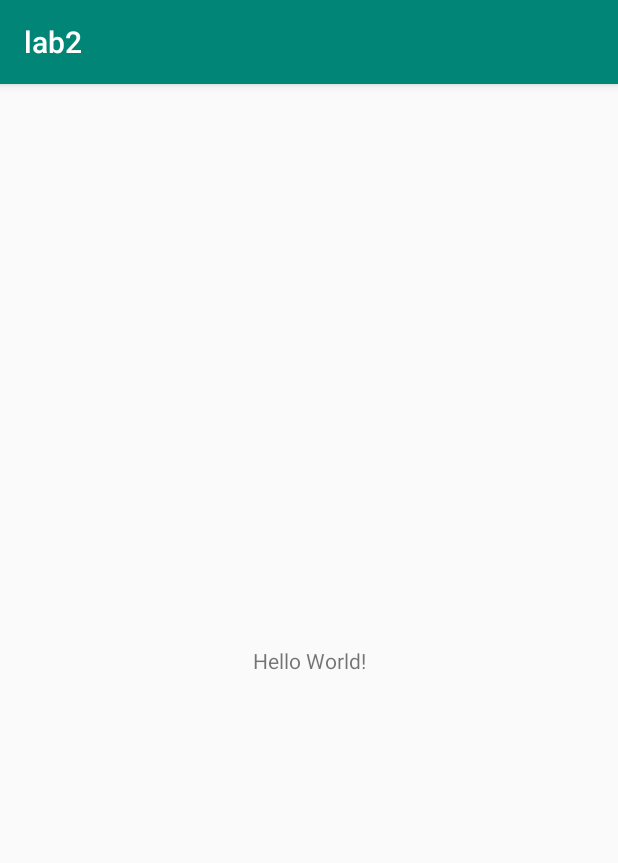
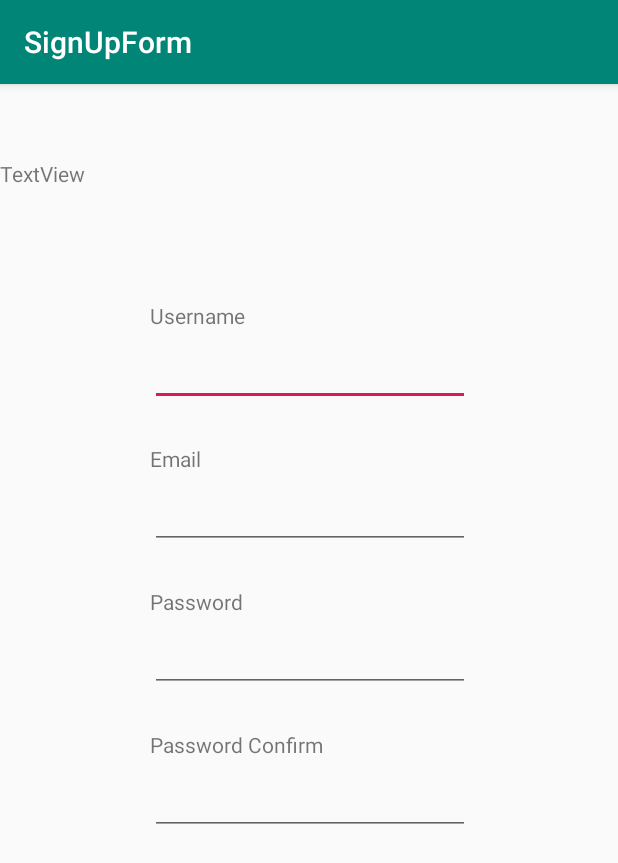
Before and after one commit to tsuo/MobDev3515-001, an Android app: the screen it shows after launch (MainActivity before the commit, FormActivity after it), on a phone screen of 412 x 824 dp. Shown: the top 863 px of the screen. Run offline under Robolectric (Android 15) with nearby library versions, the phone set to English and light mode, and no system bars.

Commit message:
added backbone activity layout with all the text boxes and text views

```diff
--- a/lab2/app/build.gradle
+++ b/lab2/app/build.gradle
@@ -4,8 +4,8 @@ android {
     compileSdkVersion 29
     buildToolsVersion "29.0.2"
     defaultConfig {
-        applicationId "edu.temple.lab2"
-        minSdkVersion 28
+        applicationId "edu.temple.signupform"
+        minSdkVersion 29
         targetSdkVersion 29
         versionCode 1
         versionName "1.0"
--- a/lab2/app/src/main/AndroidManifest.xml
+++ b/lab2/app/src/main/AndroidManifest.xml
@@ -1,6 +1,6 @@
 <?xml version="1.0" encoding="utf-8"?>
 <manifest xmlns:android="http://schemas.android.com/apk/res/android"
-    package="edu.temple.lab2" >
+    package="edu.temple.signupform">
 
     <application
         android:allowBackup="true"
@@ -8,8 +8,8 @@
         android:label="@string/app_name"
         android:roundIcon="@mipmap/ic_launcher_round"
         android:supportsRtl="true"
-        android:theme="@style/AppTheme" >
-        <activity android:name=".MainActivity" >
+        android:theme="@style/AppTheme">
+        <activity android:name=".FormActivity">
             <intent-filter>
                 <action android:name="android.intent.action.MAIN" />
 
--- a/lab2/app/src/main/java/edu/temple/lab2/MainActivity.java
+++ b/lab2/app/src/main/java/edu/temple/signupform/FormActivity.java
@@ -1,9 +1,10 @@
-package edu.temple.lab2;
+package edu.temple.signupform;
 
 import androidx.appcompat.app.AppCompatActivity;
+
 import android.os.Bundle;
 
-public class MainActivity extends AppCompatActivity {
+public class FormActivity extends AppCompatActivity {
 
     @Override
     protected void onCreate(Bundle savedInstanceState) {
--- a/lab2/app/src/main/res/layout/activity_main.xml
+++ b/lab2/app/src/main/res/layout/activity_main.xml
@@ -1,19 +1,102 @@
 <?xml version="1.0" encoding="utf-8"?>
-<androidx.constraintlayout.widget.ConstraintLayout
-    xmlns:android="http://schemas.android.com/apk/res/android"
+<androidx.constraintlayout.widget.ConstraintLayout xmlns:android="http://schemas.android.com/apk/res/android"
+    xmlns:app="http://schemas.android.com/apk/res-auto"
     xmlns:tools="http://schemas.android.com/tools"
-    xmlns:app="http://schemas.android.com/apk/res-auto"
     android:layout_width="match_parent"
     android:layout_height="match_parent"
-    tools:context=".MainActivity">
+    tools:context=".FormActivity">
+
+    <EditText
+        android:id="@+id/usernameField"
+        android:layout_width="wrap_content"
+        android:layout_height="wrap_content"
+        android:layout_marginStart="100dp"
+        android:layout_marginTop="100dp"
+        android:ems="10"
+        android:inputType="textPersonName"
+        app:layout_constraintStart_toStartOf="parent"
+        app:layout_constraintTop_toBottomOf="@+id/textView5" />
+
+    <EditText
+        android:id="@+id/emailField"
+        android:layout_width="wrap_content"
+        android:layout_height="wrap_content"
+        android:layout_marginStart="100dp"
+        android:layout_marginTop="50dp"
+        android:ems="10"
+        android:inputType="textEmailAddress"
+        app:layout_constraintStart_toStartOf="parent"
+        app:layout_constraintTop_toBottomOf="@+id/usernameField" />
+
+    <EditText
+        android:id="@+id/passwordField"
+        android:layout_width="wrap_content"
+        android:layout_height="wrap_content"
+        android:layout_marginStart="100dp"
+        android:layout_marginTop="50dp"
+        android:ems="10"
+        android:inputType="textPassword"
+        app:layout_constraintStart_toStartOf="parent"
+        app:layout_constraintTop_toBottomOf="@+id/emailField" />
+
+    <EditText
+        android:id="@+id/passwordConfirmField"
+        android:layout_width="wrap_content"
+        android:layout_height="wrap_content"
+        android:layout_marginStart="100dp"
+        android:layout_marginTop="50dp"
+        android:ems="10"
+        android:inputType="textPassword"
+        app:layout_constraintStart_toStartOf="parent"
+        app:layout_constraintTop_toBottomOf="@+id/passwordField" />
 
     <TextView
+        android:id="@+id/textView"
         android:layout_width="wrap_content"
         android:layout_height="wrap_content"
-        android:text="Hello World!"
-        app:layout_constraintBottom_toBottomOf="parent"
-        app:layout_constraintLeft_toLeftOf="parent"
-        app:layout_constraintRight_toRightOf="parent"
-        app:layout_constraintTop_toTopOf="parent" />
+        android:layout_marginStart="100dp"
+        android:layout_marginBottom="5dp"
+        android:text="@string/username_str"
+        app:layout_constraintBottom_toTopOf="@+id/usernameField"
+        app:layout_constraintStart_toStartOf="parent" />
+
+    <TextView
+        android:id="@+id/textView2"
+        android:layout_width="wrap_content"
+        android:layout_height="wrap_content"
+        android:layout_marginStart="100dp"
+        android:layout_marginBottom="5dp"
+        android:text="@string/email_str"
+        app:layout_constraintBottom_toTopOf="@+id/emailField"
+        app:layout_constraintStart_toStartOf="parent" />
+
+    <TextView
+        android:id="@+id/textView3"
+        android:layout_width="wrap_content"
+        android:layout_height="wrap_content"
+        android:layout_marginStart="100dp"
+        android:layout_marginBottom="5dp"
+        android:text="@string/password_str"
+        app:layout_constraintBottom_toTopOf="@+id/passwordField"
+        app:layout_constraintStart_toStartOf="parent" />
+
+    <TextView
+        android:id="@+id/textView4"
+        android:layout_width="wrap_content"
+        android:layout_height="wrap_content"
+        android:layout_marginStart="100dp"
+        android:layout_marginBottom="5dp"
+        android:text="@string/passwordConf_str"
+        app:layout_constraintBottom_toTopOf="@+id/passwordConfirmField"
+        app:layout_constraintStart_toStartOf="parent" />
+
+    <TextView
+        android:id="@+id/textView5"
+        android:layout_width="wrap_content"
+        android:layout_height="wrap_content"
+        android:layout_marginTop="50dp"
+        android:text="TextView"
+        app:layout_constraintTop_toTopOf="parent"
+        tools:layout_editor_absoluteX="100dp" />
 
 </androidx.constraintlayout.widget.ConstraintLayout>
--- a/lab2/app/src/main/res/mipmap-anydpi-v26/ic_launcher.xml
+++ b/lab2/app/src/main/res/mipmap-anydpi-v26/ic_launcher.xml
@@ -1,5 +1,5 @@
 <?xml version="1.0" encoding="utf-8"?>
 <adaptive-icon xmlns:android="http://schemas.android.com/apk/res/android">
-    <background android:drawable="@drawable/ic_launcher_background"/>
-    <foreground android:drawable="@drawable/ic_launcher_foreground"/>
+    <background android:drawable="@drawable/ic_launcher_background" />
+    <foreground android:drawable="@drawable/ic_launcher_foreground" />
 </adaptive-icon>
--- a/lab2/app/src/main/res/mipmap-anydpi-v26/ic_launcher_round.xml
+++ b/lab2/app/src/main/res/mipmap-anydpi-v26/ic_launcher_round.xml
@@ -1,5 +1,5 @@
 <?xml version="1.0" encoding="utf-8"?>
 <adaptive-icon xmlns:android="http://schemas.android.com/apk/res/android">
-    <background android:drawable="@drawable/ic_launcher_background"/>
-    <foreground android:drawable="@drawable/ic_launcher_foreground"/>
+    <background android:drawable="@drawable/ic_launcher_background" />
+    <foreground android:drawable="@drawable/ic_launcher_foreground" />
 </adaptive-icon>
--- a/lab2/app/src/main/res/values/strings.xml
+++ b/lab2/app/src/main/res/values/strings.xml
@@ -1,3 +1,8 @@
 <resources>
-    <string name="app_name">lab2</string>
+    <string name="app_name">SignUpForm</string>
+    <string name="signup_title">Sign Up Form</string>
+    <string name="username_str">Username</string>
+    <string name="email_str">Email</string>
+    <string name="password_str">Password</string>
+    <string name="passwordConf_str">Password Confirm</string>
 </resources>
--- a/lab2/gradle.properties
+++ b/lab2/gradle.properties
@@ -1,21 +1,16 @@
 # Project-wide Gradle settings.
-
 # IDE (e.g. Android Studio) users:
 # Gradle settings configured through the IDE *will override*
 # any settings specified in this file.
-
 # For more details on how to configure your build environment visit
 # http://www.gradle.org/docs/current/userguide/build_environment.html
-
 # Specifies the JVM arguments used for the daemon process.
 # The setting is particularly useful for tweaking memory settings.
 org.gradle.jvmargs=-Xmx1536m
-
 # When configured, Gradle will run in incubating parallel mode.
 # This option should only be used with decoupled projects. More details, visit
 # http://www.gradle.org/docs/current/userguide/multi_project_builds.html#sec:decoupled_projects
 # org.gradle.parallel=true
-
 # AndroidX package structure to make it clearer which packages are bundled with the
 # Android operating system, and which are packaged with your app's APK
 # https://developer.android.com/topic/libraries/support-library/androidx-rn
--- a/lab2/settings.gradle
+++ b/lab2/settings.gradle
@@ -1,2 +1,2 @@
 include ':app'
-rootProject.name='lab2'
+rootProject.name='SignUpForm'
```
Also changed, not shown: lab2/app/src/main/res/drawable-v24/ic_launcher_foreground.xml (+6 -6 lines), lab2/app/src/main/res/drawable/ic_launcher_background.xml (+166 -70 lines), lab2/gradle/wrapper/gradle-wrapper.properties, 4 other files.
